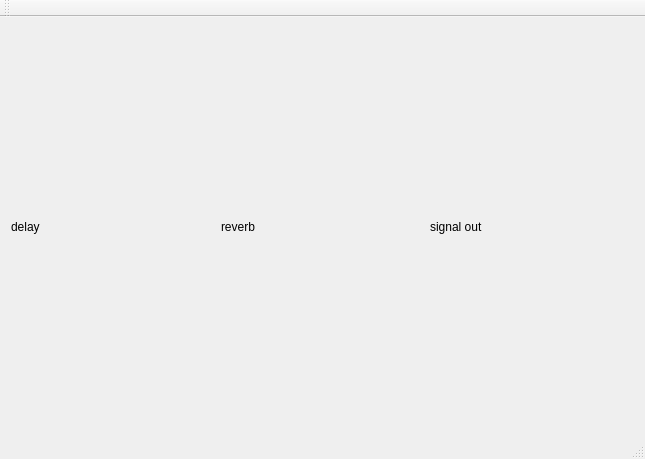
mattvenn/teensy-audio-fx, file fx-control/mainwindow.ui: the form before one commit.
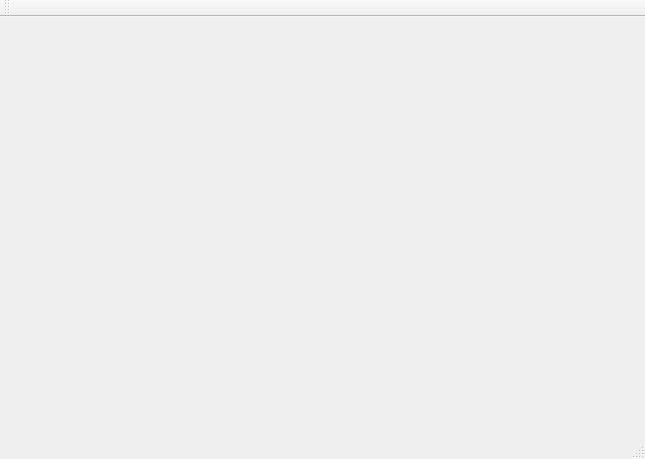
The form after the commit.

Commit message: sliders instead of knobs

What changed in the file:
```diff
--- a/fx-control/mainwindow.ui
+++ b/fx-control/mainwindow.ui
@@ -16,29 +16,7 @@
   <widget class="QWidget" name="centralWidget">
    <layout class="QHBoxLayout" name="horizontalLayout">
     <item>
-     <layout class="QGridLayout" name="gridLayout">
-      <item row="0" column="1">
-       <widget class="QLabel" name="label_2">
-        <property name="text">
-         <string>reverb</string>
-        </property>
-       </widget>
-      </item>
-      <item row="0" column="0">
-       <widget class="QLabel" name="label">
-        <property name="text">
-         <string>delay</string>
-        </property>
-       </widget>
-      </item>
-      <item row="0" column="2">
-       <widget class="QLabel" name="label_3">
-        <property name="text">
-         <string>signal out</string>
-        </property>
-       </widget>
-      </item>
-     </layout>
+     <layout class="QHBoxLayout" name="layout"/>
     </item>
    </layout>
   </widget>
```
The commit also changes 1 other file.
